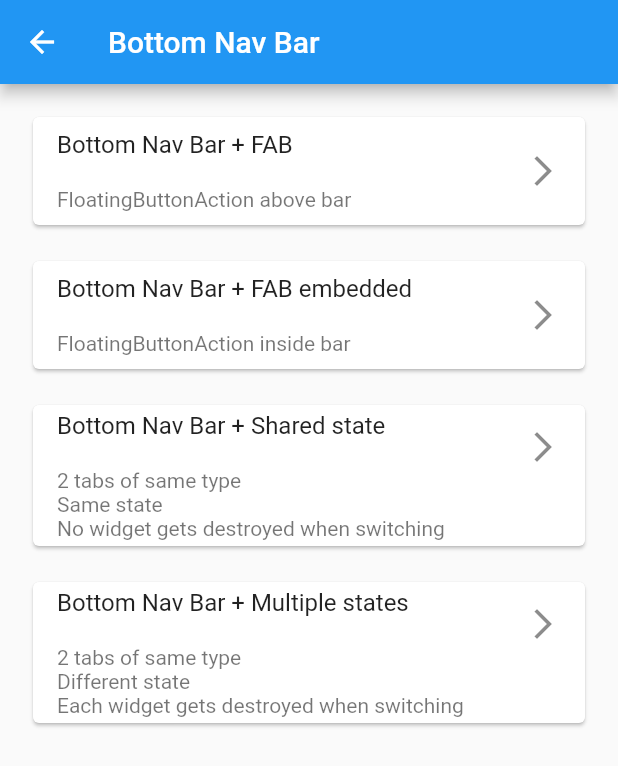
After one commit to fortinjoffrey/flutter_Widgets_Guide, a Flutter app: the BottomNavBarHome screen opened by its route, on a phone screen of 412 x 824 dp. The commit adds this screen. Shown: the top 766 px of the screen. Run offline on Flutter 3.47's test engine with Material 2 defaults, Android fonts, the phone set to English and light mode, and no system bars; our stand-ins replace flutter_slidable.

Commit message:
Implement multiple bottomNavBar screens
- Implement BottomNavBarHome which lists multiple screens
- Implement BottomNavBarFAB
- Implement BottomNavBarFabEmbedded
- Implement BottomNavBarSameState
- Implement BottomNavBarDifferentState

```diff
--- a/lib/models/choice.dart
+++ b/lib/models/choice.dart
@@ -1,6 +1,11 @@
 class Choice {
   final String title;
   final String routeName;
+  final String subtitle;
 
-  const Choice(this.title, this.routeName);
+  const Choice(
+    this.title,
+    this.routeName, {
+    this.subtitle = '',
+  });
 }
--- a/lib/models/routes_name.dart
+++ b/lib/models/routes_name.dart
@@ -9,4 +9,9 @@ class RoutesName {
   static const String listviewAnimated = '/listviewAnimated';
   static const String sliverlists = '/sliverlists';
   static const String bottomNavigationBar = '/bottomNavigationBar';
+  static const String bottomNavBarFAB = '/bottomNavBarFAB';
+  static const String bottomNavBarFabEmbed = '/bottomNavBarFabEmbed';
+  static const String bottomNavBarSameState = '/bottomNavBarSameState';
+  static const String bottomNavBarDifferentState =
+      '/bottomNavBarDifferentState';
 }
--- /dev/null
+++ b/lib/screens/bottom_nav_bar_home.dart
@@ -0,0 +1,45 @@
+import 'package:flutter/material.dart';
+import 'package:widgets_guide/models/choice.dart';
+import 'package:widgets_guide/shared/constants.dart';
+
+class BottomNavBarHome extends StatelessWidget {
+  const BottomNavBarHome({Key key}) : super(key: key);
+
+  Widget build(BuildContext context) {
+    final List<Choice> _choices = List.of(bottomNavBarChoices);
+
+    return Scaffold(
+      appBar: AppBar(
+        title: Text('Bottom Nav Bar'),
+      ),
+      body: ListView.builder(
+        padding: EdgeInsets.all(10.0),
+        itemCount: _choices.length,
+        itemBuilder: (context, index) {
+          return GestureDetector(
+            onTap: () {
+              Navigator.of(context).pushNamed(_choices[index].routeName);
+            },
+            child: Padding(
+              padding: EdgeInsets.all(8.0),
+              child: Card(
+                child: ListTile(
+                  trailing: Icon(Icons.arrow_forward_ios),
+                  title: Text(
+                    _choices[index].title + '\n',
+                    style: TextStyle(fontSize: 16.0),
+                  ),
+                  subtitle: _choices[index].subtitle.isNotEmpty
+                      ? Text(
+                          _choices[index].subtitle,
+                        )
+                      : SizedBox(height: 0),
+                ),
+              ),
+            ),
+          );
+        },
+      ),
+    );
+  }
+}
--- a/lib/services/route_generator.dart
+++ b/lib/services/route_generator.dart
@@ -1,6 +1,10 @@
 import 'package:flutter/material.dart';
 import 'package:widgets_guide/models/routes_name.dart';
-import 'package:widgets_guide/screens/bottom_navigation_bar_home.dart';
+import 'package:widgets_guide/screens/bottomNavBars/bottom_nav_bar_different_state.dart';
+import 'package:widgets_guide/screens/bottomNavBars/bottom_nav_bar_fab.dart';
+import 'package:widgets_guide/screens/bottomNavBars/bottom_nav_bar_fab_embed.dart';
+import 'package:widgets_guide/screens/bottomNavBars/bottom_nav_bar_same_state.dart';
+import 'package:widgets_guide/screens/bottom_nav_bar_home.dart';
 import 'package:widgets_guide/screens/home.dart';
 import 'package:widgets_guide/screens/listviews/listview_animated.dart';
 import 'package:widgets_guide/screens/listviews/listview_dismissible.dart';
@@ -37,7 +41,15 @@ class RouteGenerator {
       case RoutesName.sliverlists:
         return MaterialPageRoute(builder: (_) => SliverListsHome());
       case RoutesName.bottomNavigationBar:
-        return MaterialPageRoute(builder: (_) => BottomNavigationBarHome());
+        return MaterialPageRoute(builder: (_) => BottomNavBarHome());
+      case RoutesName.bottomNavBarFAB:
+        return MaterialPageRoute(builder: (_) => BottomNavBarFAB());
+      case RoutesName.bottomNavBarFabEmbed:
+        return MaterialPageRoute(builder: (_) => BottomNavBarFabEmbed());
+      case RoutesName.bottomNavBarSameState:
+        return MaterialPageRoute(builder: (_) => BottomNavBarSameState());
+      case RoutesName.bottomNavBarDifferentState:
+        return MaterialPageRoute(builder: (_) => BottomNavBarDifferentState());
       default:
         return _errorRoute();
     }
--- a/lib/shared/constants.dart
+++ b/lib/shared/constants.dart
@@ -17,6 +17,20 @@ const List<Choice> listviewChoices = [
   Choice('Animated', RoutesName.listviewAnimated),
 ];
 
+const List<Choice> bottomNavBarChoices = [
+  Choice('Bottom Nav Bar + FAB', RoutesName.bottomNavBarFAB,
+      subtitle: 'FloatingButtonAction above bar'),
+  Choice('Bottom Nav Bar + FAB embedded', RoutesName.bottomNavBarFabEmbed,
+      subtitle: 'FloatingButtonAction inside bar'),
+  Choice('Bottom Nav Bar + Shared state', RoutesName.bottomNavBarSameState,
+      subtitle:
+          '2 tabs of same type\nSame state\nNo widget gets destroyed when switching'),
+  Choice(
+      'Bottom Nav Bar + Multiple states', RoutesName.bottomNavBarDifferentState,
+      subtitle:
+          '2 tabs of same type\nDifferent state\nEach widget gets destroyed when switching'),
+];
+
 const List<Planet> planetsTemplate = [
   Planet('Mercury', 4879.4),
   Planet('Venus', 12104),
```
Also changed, not shown: lib/screens/bottomNavBars/bottom_nav_bar_different_state.dart (added, +130 -0 lines), lib/screens/bottomNavBars/bottom_nav_bar_fab.dart (renamed from lib/screens/bottom_navigation_bar_home.dart, +17 -10 lines), lib/screens/bottomNavBars/bottom_nav_bar_fab_embed.dart (added, +88 -0 lines), lib/screens/bottomNavBars/bottom_nav_bar_same_state.dart (added, +120 -0 lines).
